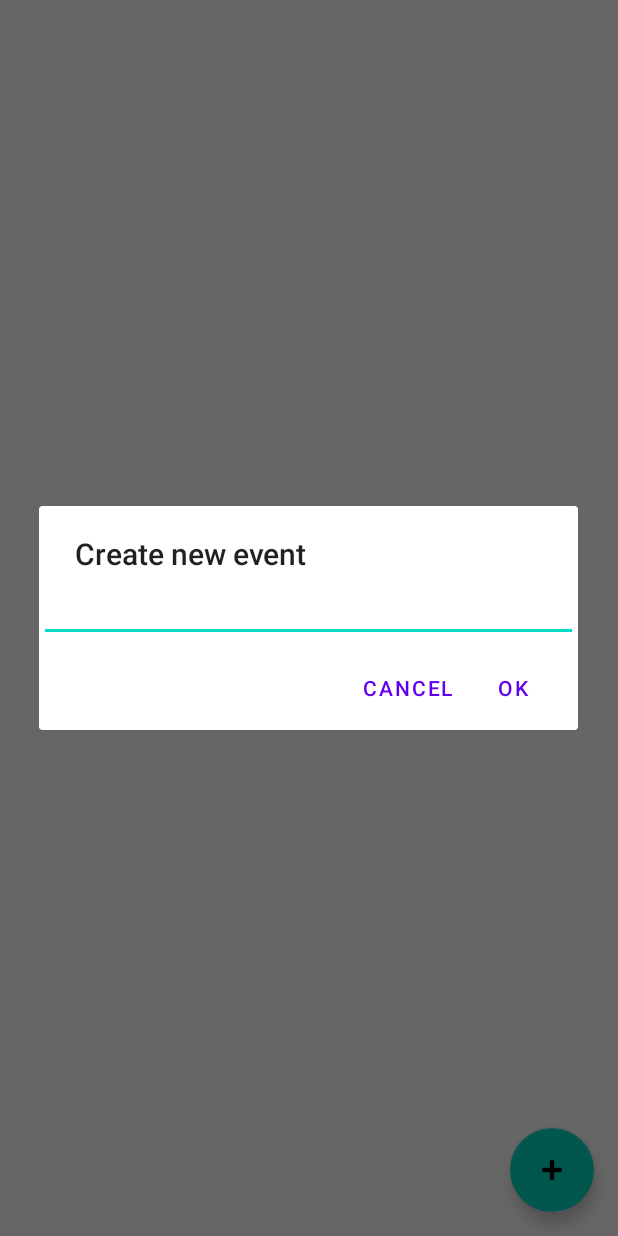
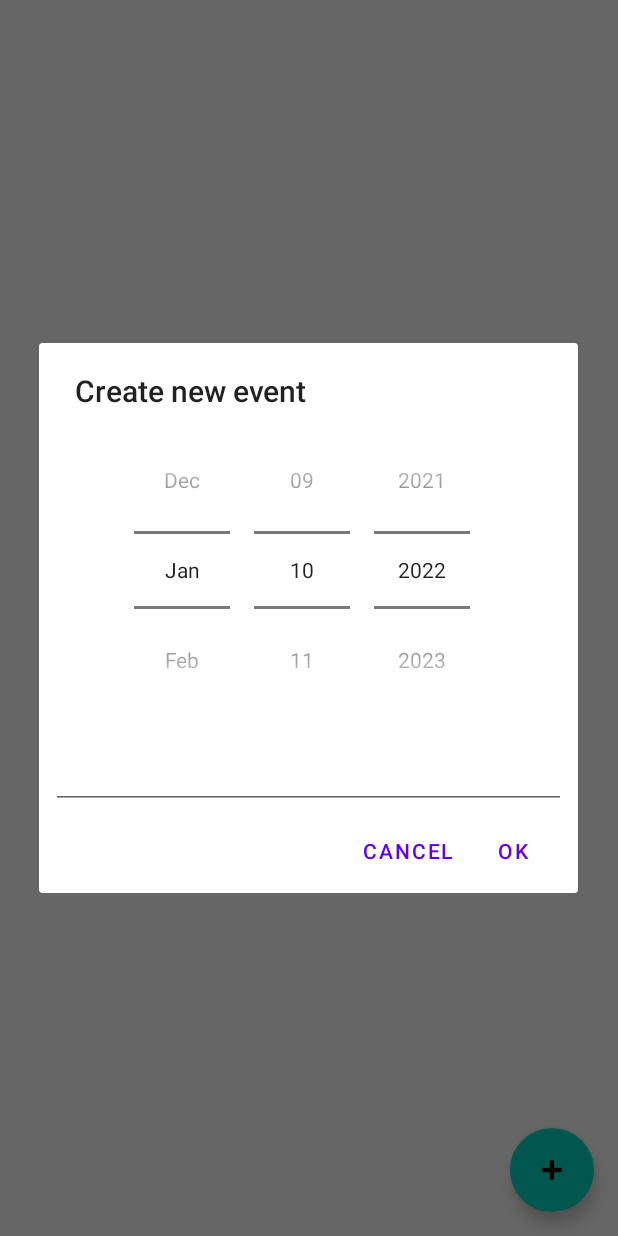
Before and after one commit to staniakm/BoardGameTracker, an Android app: the screen it shows after launch (MainActivity), after a tap on an icon or button, on a phone screen of 412 x 824 dp. Run offline under Robolectric (Android 15) with nearby library versions, the phone set to English and light mode, and no system bars; our stand-ins replace Dagger/Hilt's generated code.

Commit message:
add event status

```diff
--- a/app/src/main/java/com/mariusz/boardgametracker/adapter/EventAdapter.kt
+++ b/app/src/main/java/com/mariusz/boardgametracker/adapter/EventAdapter.kt
@@ -36,6 +36,7 @@ class EventAdapter : RecyclerView.Adapter<EventAdapter.EventAdapterViewHolder>()
         holder.binding.apply {
             date.text = item.date.toString()
             name.text = item.name
+            status.text = item.eventStatus.description
         }
     }
 
--- /dev/null
+++ b/app/src/main/java/com/mariusz/boardgametracker/functions/DatePicker.kt
@@ -0,0 +1,6 @@
+package com.mariusz.boardgametracker.functions
+
+import android.widget.DatePicker
+import java.time.LocalDate
+
+fun DatePicker.toLocalDate(): LocalDate = LocalDate.of(this.year, this.month + 1, this.dayOfMonth)
--- a/app/src/main/java/com/mariusz/boardgametracker/ui/MainActivity.kt
+++ b/app/src/main/java/com/mariusz/boardgametracker/ui/MainActivity.kt
@@ -1,21 +1,24 @@
 package com.mariusz.boardgametracker.ui
 
+import android.annotation.SuppressLint
 import android.app.AlertDialog
 import android.content.Intent
 import android.os.Bundle
-import android.text.InputType
 import android.util.Log
 import android.view.Menu
 import android.view.MenuItem
-import android.widget.EditText
+import android.view.ViewGroup
 import androidx.activity.viewModels
 import androidx.appcompat.app.AppCompatActivity
 import androidx.recyclerview.widget.LinearLayoutManager
 import com.mariusz.boardgametracker.R
 import com.mariusz.boardgametracker.adapter.EventAdapter
 import com.mariusz.boardgametracker.databinding.ActivityMainBinding
+import com.mariusz.boardgametracker.databinding.AddEventViewBinding
+import com.mariusz.boardgametracker.functions.toLocalDate
 import com.mariusz.boardgametracker.viewModels.EventViewModel
 import dagger.hilt.android.AndroidEntryPoint
+import java.time.LocalDate
 
 
 @AndroidEntryPoint
@@ -24,12 +27,14 @@ class MainActivity : AppCompatActivity() {
     private val eventViewModel: EventViewModel by viewModels()
     private val TAG: String = "MainActivity"
     private lateinit var binding: ActivityMainBinding
+    private lateinit var addEventBinding: AddEventViewBinding
     private lateinit var eventAdapter: EventAdapter
 
     override fun onCreate(savedInstanceState: Bundle?) {
         super.onCreate(savedInstanceState)
 
         binding = ActivityMainBinding.inflate(layoutInflater)
+        addEventBinding = AddEventViewBinding.inflate(layoutInflater)
         setContentView(binding.root)
         eventAdapter = EventAdapter()
         binding.rvEvent.layoutManager = LinearLayoutManager(this)
@@ -41,17 +46,21 @@ class MainActivity : AppCompatActivity() {
         }
     }
 
+    @SuppressLint("ResourceType")
     private fun newEventDialog() {
+        addEventBinding.root.parent?.let {
+            (it as ViewGroup).removeView(addEventBinding.root)
+        }
         val builder: AlertDialog.Builder = AlertDialog.Builder(this)
         builder.setTitle("Create new event")
-        val input = EditText(this)
-        input.inputType = InputType.TYPE_CLASS_TEXT
-        builder.setView(input)
+
+        builder.setView(addEventBinding.root)
         builder.setPositiveButton("OK") { _, _ ->
-            input.text.toString().let {
-                if (it.isNotBlank()) {
-                    createNewEvent(it.uppercase())
-                }
+            if (addEventBinding.description.text.isNotBlank()) {
+                createNewEvent(
+                    addEventBinding.description.text.toString(),
+                    addEventBinding.date.toLocalDate()
+                )
             }
         }
         builder.setNegativeButton("Cancel") { dialog, _ ->
@@ -61,12 +70,15 @@ class MainActivity : AppCompatActivity() {
         builder.show()
     }
 
-    private fun createNewEvent(eventName: String) {
-        Log.i(TAG, "createNewEvent: $eventName")
+    private fun createNewEvent(eventName: String, eventDate: LocalDate) {
+        Log.i(TAG, "createNewEvent: $eventName $eventDate")
         //save new event in database
-        eventViewModel.storeEvent(eventName)
+        eventViewModel.storeEvent(eventName, eventDate)
         //open event indent
         eventViewModel.getEvents().let {
+            it.forEach { event ->
+                println(event)
+            }
             eventAdapter.submitList(it)
         }
         startActivity(Intent(this, EventActivity::class.java))
--- /dev/null
+++ b/app/src/main/res/layout/add_event_view.xml
@@ -0,0 +1,31 @@
+<?xml version="1.0" encoding="utf-8"?>
+<androidx.constraintlayout.widget.ConstraintLayout xmlns:android="http://schemas.android.com/apk/res/android"
+    xmlns:app="http://schemas.android.com/apk/res-auto"
+    android:layout_width="match_parent"
+    android:layout_height="match_parent">
+
+    <LinearLayout
+        android:layout_width="match_parent"
+        android:layout_height="wrap_content"
+        android:orientation="vertical"
+        app:layout_constraintEnd_toEndOf="parent"
+        app:layout_constraintStart_toStartOf="parent"
+        app:layout_constraintTop_toTopOf="parent">
+
+
+        <DatePicker
+            android:id="@+id/date"
+            android:layout_width="match_parent"
+            android:layout_height="wrap_content"
+            android:calendarViewShown="false"
+            android:datePickerMode="spinner" />
+
+        <EditText
+            android:id="@+id/description"
+            android:layout_width="match_parent"
+            android:layout_height="wrap_content"
+            android:layout_marginStart="8dp"
+            android:layout_marginTop="8dp"
+            android:layout_marginEnd="8dp" />
+    </LinearLayout>
+</androidx.constraintlayout.widget.ConstraintLayout>
```
Also changed, not shown: app/src/main/java/com/mariusz/boardgametracker/domain/Event.kt (+10 -1 lines), app/src/main/java/com/mariusz/boardgametracker/viewModels/EventViewModel.kt (+16 -3 lines), app/src/main/res/layout/calendar_lay.xml (added, +7 -0 lines), app/src/main/res/layout/event_adapter.xml (+18 -3 lines).
